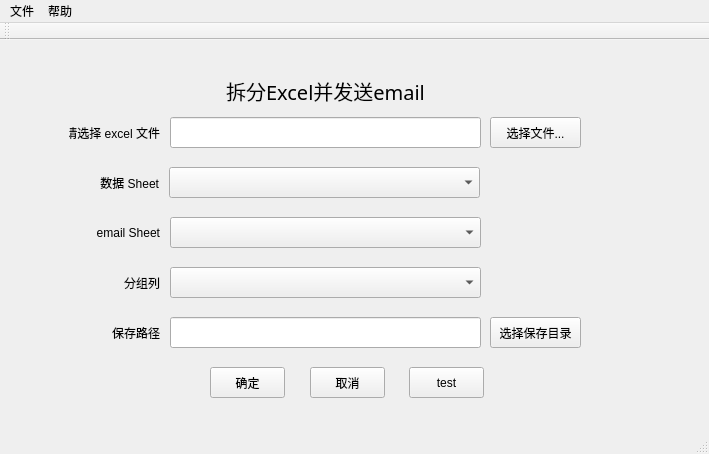
This is mainwindow.ui in ainiaa/splitExcel as Qt 5 draws it before an edit. The edited form follows.
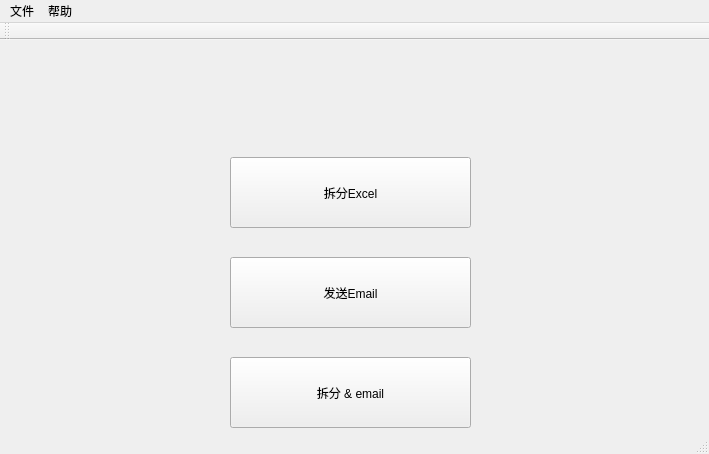
This is the edited form. Icons and pictures are not drawn.

```diff
--- a/mainwindow.ui
+++ b/mainwindow.ui
@@ -14,195 +14,13 @@
    <string>拆分Excel并发送email</string>
   </property>
   <widget class="QWidget" name="centralWidget">
-   <widget class="QLabel" name="selectFileLabel">
-    <property name="geometry">
-     <rect>
-      <x>69</x>
-      <y>77</y>
-      <width>91</width>
-      <height>31</height>
-     </rect>
-    </property>
-    <property name="text">
-     <string>请选择 excel 文件</string>
-    </property>
-    <property name="alignment">
-     <set>Qt::AlignRight|Qt::AlignTrailing|Qt::AlignVCenter</set>
-    </property>
-   </widget>
-   <widget class="QLineEdit" name="xlsObjLineEdit">
-    <property name="geometry">
-     <rect>
-      <x>170</x>
-      <y>77</y>
-      <width>311</width>
-      <height>31</height>
-     </rect>
-    </property>
-   </widget>
-   <widget class="QLabel" name="groupFieldLabel">
-    <property name="geometry">
-     <rect>
-      <x>69</x>
-      <y>227</y>
-      <width>91</width>
-      <height>31</height>
-     </rect>
-    </property>
-    <property name="text">
-     <string>分组列</string>
-    </property>
-    <property name="alignment">
-     <set>Qt::AlignRight|Qt::AlignTrailing|Qt::AlignVCenter</set>
-    </property>
-   </widget>
-   <widget class="QLabel" name="savePathLabel">
-    <property name="geometry">
-     <rect>
-      <x>69</x>
-      <y>277</y>
-      <width>91</width>
-      <height>31</height>
-     </rect>
-    </property>
-    <property name="text">
-     <string>保存路径</string>
-    </property>
-    <property name="alignment">
-     <set>Qt::AlignRight|Qt::AlignTrailing|Qt::AlignVCenter</set>
-    </property>
-   </widget>
-   <widget class="QLineEdit" name="savePathLineEdit">
-    <property name="geometry">
-     <rect>
-      <x>170</x>
-      <y>277</y>
-      <width>311</width>
-      <height>31</height>
-     </rect>
-    </property>
-   </widget>
-   <widget class="QPushButton" name="submitPushButton">
-    <property name="geometry">
-     <rect>
-      <x>210</x>
-      <y>327</y>
-      <width>75</width>
-      <height>31</height>
-     </rect>
-    </property>
-    <property name="text">
-     <string>确定</string>
-    </property>
-   </widget>
-   <widget class="QPushButton" name="cancelPushButton">
-    <property name="geometry">
-     <rect>
-      <x>310</x>
-      <y>327</y>
-      <width>75</width>
-      <height>31</height>
-     </rect>
-    </property>
-    <property name="text">
-     <string>取消</string>
-    </property>
-   </widget>
-   <widget class="QComboBox" name="groupByComboBox">
-    <property name="geometry">
-     <rect>
-      <x>170</x>
-      <y>227</y>
-      <width>311</width>
-      <height>31</height>
-     </rect>
-    </property>
-   </widget>
-   <widget class="QPushButton" name="selectFilePushButton">
-    <property name="geometry">
-     <rect>
-      <x>490</x>
-      <y>77</y>
-      <width>91</width>
-      <height>31</height>
-     </rect>
-    </property>
-    <property name="text">
-     <string>选择文件...</string>
-    </property>
-   </widget>
-   <widget class="QPushButton" name="savePathPushButton">
-    <property name="geometry">
-     <rect>
-      <x>490</x>
-      <y>277</y>
-      <width>91</width>
-      <height>31</height>
-     </rect>
-    </property>
-    <property name="text">
-     <string>选择保存目录</string>
-    </property>
-   </widget>
-   <widget class="QComboBox" name="dataComboBox">
-    <property name="geometry">
-     <rect>
-      <x>169</x>
-      <y>127</y>
-      <width>311</width>
-      <height>31</height>
-     </rect>
-    </property>
-   </widget>
-   <widget class="QLabel" name="dataSheetLabel">
-    <property name="geometry">
-     <rect>
-      <x>68</x>
-      <y>127</y>
-      <width>91</width>
-      <height>31</height>
-     </rect>
-    </property>
-    <property name="text">
-     <string>数据 Sheet</string>
-    </property>
-    <property name="alignment">
-     <set>Qt::AlignRight|Qt::AlignTrailing|Qt::AlignVCenter</set>
-    </property>
-   </widget>
-   <widget class="QLabel" name="emailSheetLabel">
-    <property name="geometry">
-     <rect>
-      <x>69</x>
-      <y>177</y>
-      <width>91</width>
-      <height>31</height>
-     </rect>
-    </property>
-    <property name="text">
-     <string>email Sheet</string>
-    </property>
-    <property name="alignment">
-     <set>Qt::AlignRight|Qt::AlignTrailing|Qt::AlignVCenter</set>
-    </property>
-   </widget>
-   <widget class="QComboBox" name="emailComboBox">
-    <property name="geometry">
-     <rect>
-      <x>170</x>
-      <y>177</y>
-      <width>311</width>
-      <height>31</height>
-     </rect>
-    </property>
-   </widget>
    <widget class="QLabel" name="logoLabel">
     <property name="geometry">
      <rect>
-      <x>80</x>
+      <x>0</x>
       <y>20</y>
-      <width>81</width>
-      <height>41</height>
+      <width>701</width>
+      <height>81</height>
      </rect>
     </property>
     <property name="styleSheet">
@@ -212,42 +30,43 @@
      <string/>
     </property>
    </widget>
-   <widget class="QLabel" name="titleLabel">
+   <widget class="QPushButton" name="splitOnlyPushButton">
     <property name="geometry">
      <rect>
-      <x>170</x>
-      <y>30</y>
-      <width>311</width>
-      <height>41</height>
+      <x>230</x>
+      <y>117</y>
+      <width>241</width>
+      <height>71</height>
      </rect>
     </property>
-    <property name="font">
-     <font>
-      <family>Microsoft YaHei</family>
-      <pointsize>15</pointsize>
-      <weight>50</weight>
-      <italic>false</italic>
-      <bold>false</bold>
-     </font>
-    </property>
     <property name="text">
-     <string>拆分Excel并发送email</string>
+     <string>拆分Excel</string>
     </property>
-    <property name="alignment">
-     <set>Qt::AlignCenter</set>
+   </widget>
+   <widget class="QPushButton" name="EmailOnlyPushButton">
+    <property name="geometry">
+     <rect>
+      <x>230</x>
+      <y>217</y>
+      <width>241</width>
+      <height>71</height>
+     </rect>
     </property>
+    <property name="text">
+     <string>发送Email</string>
+    </property>
    </widget>
    <widget class="QPushButton" name="cancelPushButton_2">
     <property name="geometry">
      <rect>
-      <x>409</x>
-      <y>327</y>
-      <width>75</width>
-      <height>31</height>
+      <x>230</x>
+      <y>317</y>
+      <width>241</width>
+      <height>71</height>
      </rect>
     </property>
     <property name="text">
-     <string>test</string>
+     <string>拆分 &amp;&amp; email</string>
     </property>
    </widget>
   </widget>
```
Left out of the diff: 2 changed lines with no effect on the pictures.
